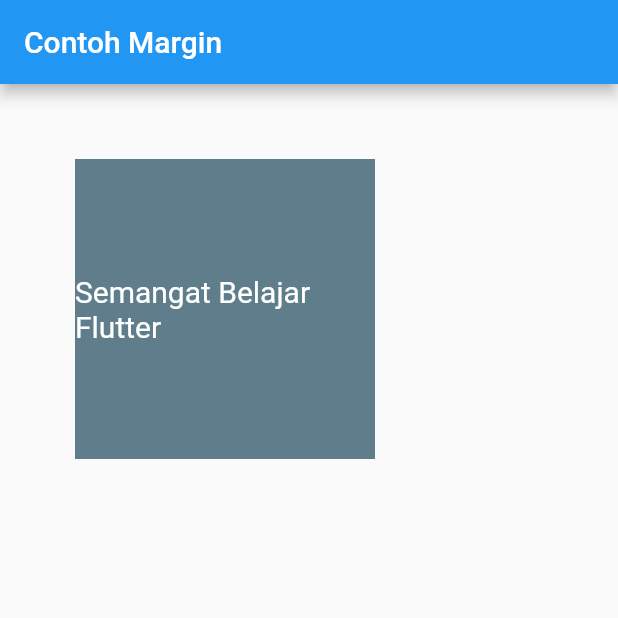
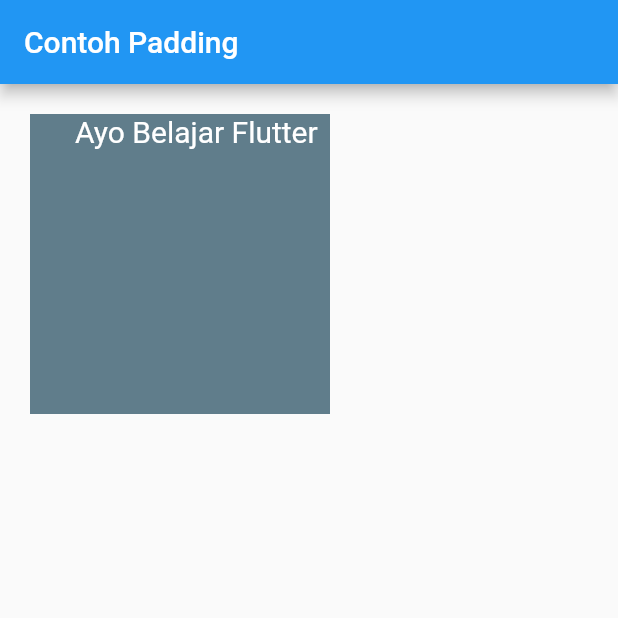
Before and after one commit to polinema-mobile/praktikum-02-layout-web-bola-SrirahmiLutfiahA, a Flutter app: the screen it shows after launch, on a phone screen of 412 x 824 dp, the top half of it. Run offline on Flutter 3.47's test engine with Material 2 defaults, Android fonts, the phone set to English and light mode, and no system bars.

Commit message:
Contoh Padding

```diff
--- a/lib/main.dart
+++ b/lib/main.dart
@@ -11,15 +11,16 @@ class MyApp extends StatelessWidget {
   Widget build(BuildContext context) {
     return MaterialApp(
       home: Scaffold(
-        appBar: AppBar(title: Text("Contoh Margin"),),
+        appBar: AppBar(title: Text("Contoh Padding"),),
         body: Container(
-            margin: EdgeInsets.all(50),
+            padding: EdgeInsets.only(left: 30),
+            margin: EdgeInsets.all(20),
             height: 200,
             width: 200,
-            alignment: Alignment.center,
+            alignment: Alignment.topLeft,
             color: Colors.blueGrey,
             child: Text(
-              'Semangat Belajar Flutter',
+              'Ayo Belajar Flutter',
               style: TextStyle(fontSize: 20, color: Colors.white),
           )
         )
```
